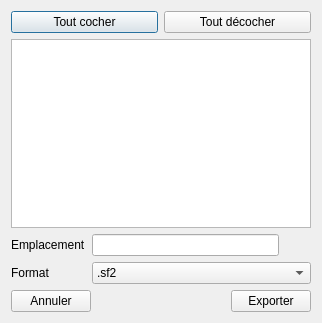
davy7125/polyphone, file trunk/gui_divers/dialog_export.ui: the form before one commit.
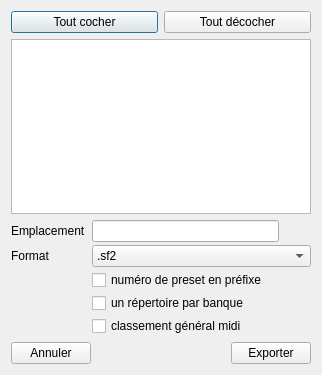
The form after the commit. Icons and pictures are not drawn.

Commit message: new tool: split all stereo files sfz export / import

The edit to the form file:
```diff
--- a/trunk/gui_divers/dialog_export.ui
+++ b/trunk/gui_divers/dialog_export.ui
@@ -10,7 +10,7 @@
     <x>0</x>
     <y>0</y>
     <width>322</width>
-    <height>323</height>
+    <height>375</height>
    </rect>
   </property>
   <property name="windowTitle">
@@ -54,9 +54,9 @@
    </item>
    <item>
     <layout class="QGridLayout" name="gridLayout">
-     <item row="0" column="1">
-      <widget class="QLineEdit" name="lineFolder"/>
-     </item>
+     <property name="verticalSpacing">
+      <number>3</number>
+     </property>
      <item row="0" column="2">
       <widget class="QPushButton" name="pushFolder">
        <property name="maximumSize">
@@ -87,13 +87,6 @@
        </property>
       </widget>
      </item>
-     <item row="1" column="0">
-      <widget class="QLabel" name="label_2">
-       <property name="text">
-        <string>Format</string>
-       </property>
-      </widget>
-     </item>
      <item row="1" column="1" colspan="2">
       <widget class="QComboBox" name="comboFormat">
        <item>
@@ -108,6 +101,37 @@
        </item>
       </widget>
      </item>
+     <item row="1" column="0">
+      <widget class="QLabel" name="label_2">
+       <property name="text">
+        <string>Format</string>
+       </property>
+      </widget>
+     </item>
+     <item row="0" column="1">
+      <widget class="QLineEdit" name="lineFolder"/>
+     </item>
+     <item row="2" column="1" colspan="2">
+      <widget class="QCheckBox" name="checkPreset">
+       <property name="text">
+        <string>numéro de preset en préfixe</string>
+       </property>
+      </widget>
+     </item>
+     <item row="3" column="1" colspan="2">
+      <widget class="QCheckBox" name="checkBank">
+       <property name="text">
+        <string>un répertoire par banque</string>
+       </property>
+      </widget>
+     </item>
+     <item row="4" column="1" colspan="2">
+      <widget class="QCheckBox" name="checkGM">
+       <property name="text">
+        <string>classement général midi</string>
+       </property>
+      </widget>
+     </item>
     </layout>
    </item>
    <item>
```
The commit also changes 20 other files.
